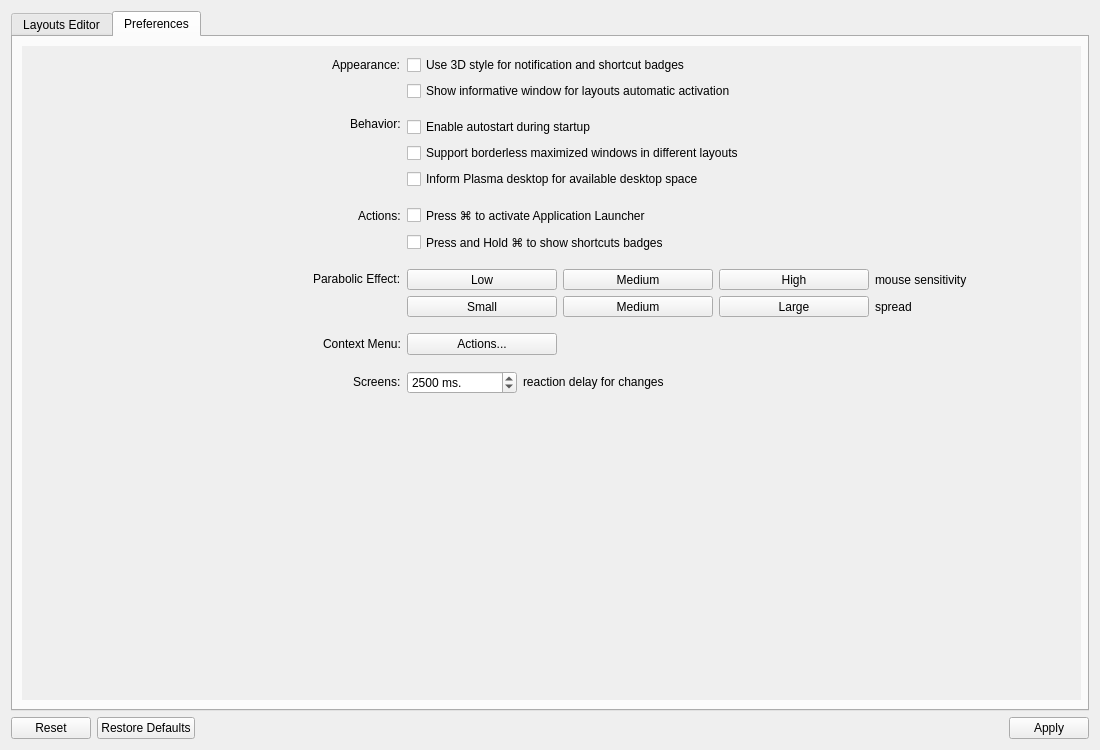
The window that app/settings/settingsdialog/settingsdialog.ui (KDE/latte-dock) describes before a commit, drawn with Qt 5.
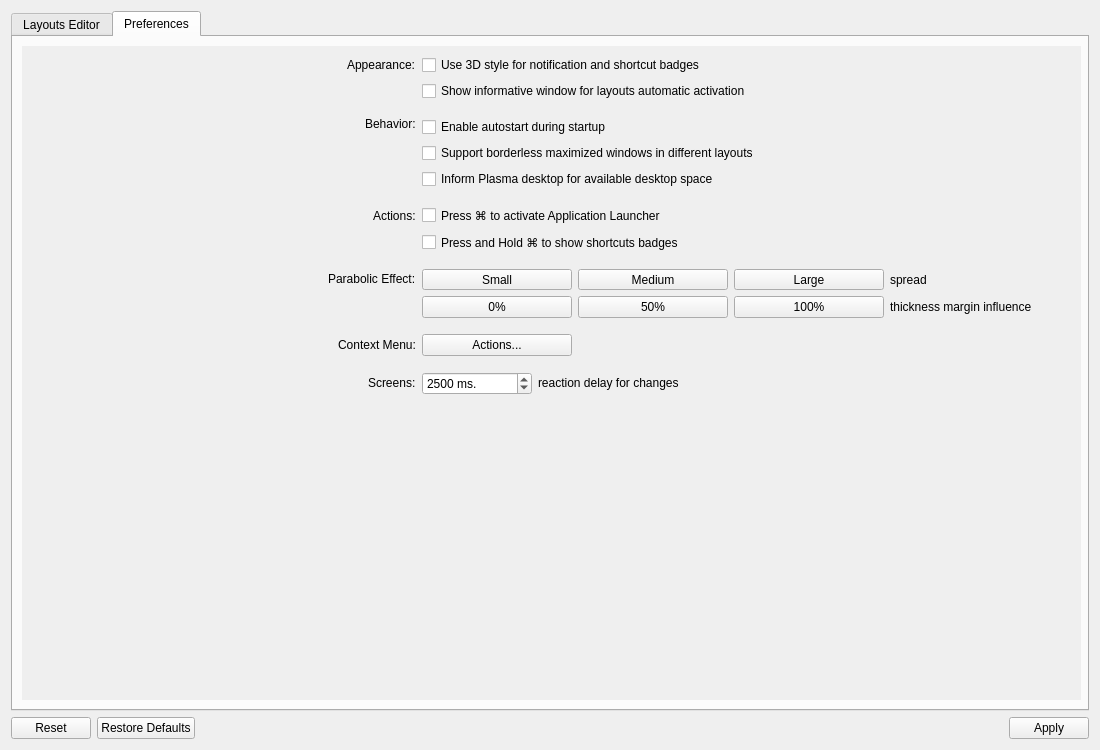
The same window after the commit. The open tabs and pages were chosen to show the change. Icons and pictures are not drawn. Custom widgets are drawn as their Qt base class.

Commit message: introduce thickness margin influence option

```diff
--- a/app/settings/settingsdialog/settingsdialog.ui
+++ b/app/settings/settingsdialog/settingsdialog.ui
@@ -533,59 +533,7 @@
           </property>
           <layout class="QVBoxLayout" name="verticalLayout_4">
            <item>
-            <layout class="QGridLayout" name="preferencesGridLayout" columnstretch="5,9">
-             <item row="5" column="1">
-              <widget class="QCheckBox" name="broadcastGeomChkBox">
-               <property name="text">
-                <string>Inform Plasma desktop for available desktop space</string>
-               </property>
-              </widget>
-             </item>
-             <item row="4" column="1">
-              <widget class="QCheckBox" name="noBordersForMaximizedChkBox">
-               <property name="toolTip">
-                <string>Activate support for borderless maximized windows between different layouts</string>
-               </property>
-               <property name="text">
-                <string>Support borderless maximized windows in different layouts</string>
-               </property>
-              </widget>
-             </item>
-             <item row="17" column="0">
-              <layout class="QHBoxLayout" name="plasmaThemeHeaderRowLayout"/>
-             </item>
-             <item row="14" column="1">
-              <spacer name="verticalSpacer_14">
-               <property name="orientation">
-                <enum>Qt::Vertical</enum>
-               </property>
-               <property name="sizeType">
-                <enum>QSizePolicy::Fixed</enum>
-               </property>
-               <property name="sizeHint" stdset="0">
-                <size>
-                 <width>20</width>
-                 <height>10</height>
-                </size>
-               </property>
-              </spacer>
-             </item>
-             <item row="16" column="1">
-              <spacer name="verticalSpacer_11">
-               <property name="orientation">
-                <enum>Qt::Vertical</enum>
-               </property>
-               <property name="sizeType">
-                <enum>QSizePolicy::Fixed</enum>
-               </property>
-               <property name="sizeHint" stdset="0">
-                <size>
-                 <width>20</width>
-                 <height>10</height>
-                </size>
-               </property>
-              </spacer>
-             </item>
+            <layout class="QGridLayout" name="preferencesGridLayout" columnstretch="5,0">
              <item row="1" column="1">
               <widget class="QCheckBox" name="infoWindowChkBox">
                <property name="toolTip">
@@ -596,39 +544,10 @@
                </property>
               </widget>
              </item>
-             <item row="2" column="1">
-              <spacer name="verticalSpacer_6">
-               <property name="orientation">
-                <enum>Qt::Vertical</enum>
-               </property>
-               <property name="sizeType">
-                <enum>QSizePolicy::Fixed</enum>
-               </property>
-               <property name="sizeHint" stdset="0">
-                <size>
-                 <width>20</width>
-                 <height>10</height>
-                </size>
-               </property>
-              </spacer>
-             </item>
-             <item row="17" column="1">
-              <layout class="QHBoxLayout" name="plasmaThemeRowLayout"/>
-             </item>
-             <item row="8" column="1">
-              <widget class="QCheckBox" name="metaPressHoldChkBox">
-               <property name="toolTip">
-                <string>Press and hold ⌘ to show shortcuts badges for applets and tasks</string>
-               </property>
-               <property name="text">
-                <string>Press and Hold ⌘ to show shortcuts badges</string>
-               </property>
-              </widget>
-             </item>
-             <item row="15" column="0">
-              <layout class="QHBoxLayout" name="screensHeaderRowLayout">
+             <item row="10" column="0">
+              <layout class="QHBoxLayout" name="parabolicHeaderRowLayout">
                <item>
-                <spacer name="horizontalSpacer_8">
+                <spacer name="horizontalSpacer_7">
                  <property name="orientation">
                   <enum>Qt::Horizontal</enum>
                  </property>
@@ -641,7 +560,7 @@
                 </spacer>
                </item>
                <item>
-                <widget class="QLabel" name="screensLbl">
+                <widget class="QLabel" name="parabolicEffectLbl">
                  <property name="sizePolicy">
                   <sizepolicy hsizetype="Minimum" vsizetype="Fixed">
                    <horstretch>0</horstretch>
@@ -649,7 +568,7 @@
                   </sizepolicy>
                  </property>
                  <property name="text">
-                  <string>Screens:</string>
+                  <string>Parabolic Effect:</string>
                  </property>
                  <property name="alignment">
                   <set>Qt::AlignLeading|Qt::AlignLeft|Qt::AlignVCenter</set>
@@ -658,59 +577,7 @@
                </item>
               </layout>
              </item>
-             <item row="7" column="1">
-              <widget class="QCheckBox" name="metaPressChkBox">
-               <property name="toolTip">
-                <string>Forward ⌘ press from KWin to Latte in order to activate Application Launcher. It is suggested to disable that option if you remove Latte.</string>
-               </property>
-               <property name="text">
-                <string>Press ⌘ to activate Application Launcher</string>
-               </property>
-              </widget>
-             </item>
-             <item row="13" column="1">
-              <layout class="QHBoxLayout" name="horizontalLayout_7">
-               <item>
-                <widget class="QPushButton" name="contextMenuActionsBtn">
-                 <property name="sizePolicy">
-                  <sizepolicy hsizetype="Preferred" vsizetype="Fixed">
-                   <horstretch>0</horstretch>
-                   <verstretch>0</verstretch>
-                  </sizepolicy>
-                 </property>
-                 <property name="minimumSize">
-                  <size>
-                   <width>150</width>
-                   <height>0</height>
-                  </size>
-                 </property>
-                 <property name="maximumSize">
-                  <size>
-                   <width>16777215</width>
-                   <height>16777215</height>
-                  </size>
-                 </property>
-                 <property name="text">
-                  <string>Actions...</string>
-                 </property>
-                </widget>
-               </item>
-               <item>
-                <spacer name="horizontalSpacer_11">
-                 <property name="orientation">
-                  <enum>Qt::Horizontal</enum>
-                 </property>
-                 <property name="sizeHint" stdset="0">
-                  <size>
-                   <width>40</width>
-                   <height>20</height>
-                  </size>
-                 </property>
-                </spacer>
-               </item>
-              </layout>
-             </item>
-             <item row="11" column="1">
+             <item row="10" column="1">
               <layout class="QHBoxLayout" name="horizontalLayout_8">
                <item>
                 <widget class="QToolButton" name="smallParabolicBtn">
@@ -818,10 +685,143 @@
                </item>
               </layout>
              </item>
-             <item row="13" column="0">
-              <layout class="QHBoxLayout" name="contextMenuRowLayout">
+             <item row="20" column="0">
+              <layout class="QHBoxLayout" name="plasmaThemeHeaderRowLayout"/>
+             </item>
+             <item row="6" column="1">
+              <spacer name="verticalSpacer_7">
+               <property name="orientation">
+                <enum>Qt::Vertical</enum>
+               </property>
+               <property name="sizeType">
+                <enum>QSizePolicy::Fixed</enum>
+               </property>
+               <property name="sizeHint" stdset="0">
+                <size>
+                 <width>20</width>
+                 <height>10</height>
+                </size>
+               </property>
+              </spacer>
+             </item>
+             <item row="15" column="1">
+              <spacer name="verticalSpacer_9">
+               <property name="orientation">
+                <enum>Qt::Vertical</enum>
+               </property>
+               <property name="sizeType">
+                <enum>QSizePolicy::Fixed</enum>
+               </property>
+               <property name="sizeHint" stdset="0">
+                <size>
+                 <width>20</width>
+                 <height>10</height>
+                </size>
+               </property>
+              </spacer>
+             </item>
+             <item row="3" column="1">
+              <widget class="QCheckBox" name="autostartChkBox">
+               <property name="toolTip">
+                <string>Start the application automatically after each relogin</string>
+               </property>
+               <property name="text">
+                <string>Enable autostart during startup</string>
+               </property>
+              </widget>
+             </item>
+             <item row="17" column="1">
+              <spacer name="verticalSpacer_14">
+               <property name="orientation">
+                <enum>Qt::Vertical</enum>
+               </property>
+               <property name="sizeType">
+                <enum>QSizePolicy::Fixed</enum>
+               </property>
+               <property name="sizeHint" stdset="0">
+                <size>
+                 <width>20</width>
+                 <height>10</height>
+                </size>
+               </property>
+              </spacer>
+             </item>
+             <item row="8" column="1">
+              <widget class="QCheckBox" name="metaPressHoldChkBox">
+               <property name="toolTip">
+                <string>Press and hold ⌘ to show shortcuts badges for applets and tasks</string>
+               </property>
+               <property name="text">
+                <string>Press and Hold ⌘ to show shortcuts badges</string>
+               </property>
+              </widget>
+             </item>
+             <item row="0" column="1">
+              <widget class="QCheckBox" name="badges3DStyleChkBox">
+               <property name="text">
+                <string>Use 3D style for notification and shortcut badges</string>
+               </property>
+              </widget>
+             </item>
+             <item row="12" column="1">
+              <layout class="QHBoxLayout" name="marginInfluenceRowLayout">
                <item>
-                <spacer name="horizontalSpacer_10">
+                <widget class="QPushButton" name="noMarginInfluenceBtn">
+                 <property name="minimumSize">
+                  <size>
+                   <width>150</width>
+                   <height>0</height>
+                  </size>
+                 </property>
+                 <property name="text">
+                  <string notr="true">0%</string>
+                 </property>
+                 <property name="checkable">
+                  <bool>true</bool>
+                 </property>
+                </widget>
+               </item>
+               <item>
+                <widget class="QPushButton" name="halfMarginInfluenceBtn">
+                 <property name="minimumSize">
+                  <size>
+                   <width>150</width>
+                   <height>0</height>
+                  </size>
+                 </property>
+                 <property name="text">
+                  <string notr="true">50%</string>
+                 </property>
+                 <property name="checkable">
+                  <bool>true</bool>
+                 </property>
+                </widget>
+               </item>
+               <item>
+                <widget class="QPushButton" name="fullMarginInfluenceBtn">
+                 <property name="minimumSize">
+                  <size>
+                   <width>150</width>
+                   <height>0</height>
+                  </size>
+                 </property>
+                 <property name="text">
+                  <string notr="true">100%</string>
+                 </property>
+                 <property name="checkable">
+                  <bool>true</bool>
+                 </property>
+                </widget>
+               </item>
+               <item>
+                <widget class="QLabel" name="marginInfluenceLbl">
+                 <property name="text">
+                  <string notr="true">thickness margin influence</string>
+                 </property>
+                </widget>
+               </item>
+               <item>
+                <spacer name="horizontalSpacer_13">
                  <property name="orientation">
                   <enum>Qt::Horizontal</enum>
                  </property>
@@ -833,15 +833,15 @@
                  </property>
                 </spacer>
                </item>
-               <item>
-                <widget class="QLabel" name="contextMenuLbl">
-                 <property name="text">
-                  <string>Context Menu:</string>
-                 </property>
-                </widget>
-               </item>
               </layout>
              </item>
+             <item row="5" column="1">
+              <widget class="QCheckBox" name="broadcastGeomChkBox">
+               <property name="text">
+                <string>Inform Plasma desktop for available desktop space</string>
+               </property>
+              </widget>
+             </item>
              <item row="3" column="0">
               <layout class="QHBoxLayout" name="behaviorHeaderRowLayout">
                <item>
@@ -875,124 +875,44 @@
                </item>
               </layout>
              </item>
-             <item row="10" column="1">
-              <layout class="QHBoxLayout" name="mouseSensitivityRowLayout">
+             <item row="2" column="1">
+              <spacer name="verticalSpacer_6">
+               <property name="orientation">
+                <enum>Qt::Vertical</enum>
+               </property>
+               <property name="sizeType">
+                <enum>QSizePolicy::Fixed</enum>
+               </property>
+               <property name="sizeHint" stdset="0">
+                <size>
+                 <width>20</width>
+                 <height>10</height>
+                </size>
+               </property>
+              </spacer>
+             </item>
+             <item row="16" column="0">
+              <layout class="QHBoxLayout" name="contextMenuRowLayout">
                <item>
-                <widget class="QToolButton" name="lowSensitivityBtn">
-                 <property name="sizePolicy">
-                  <sizepolicy hsizetype="Preferred" vsizetype="Fixed">
-                   <horstretch>0</horstretch>
-                   <verstretch>0</verstretch>
-                  </sizepolicy>
-                 </property>
-                 <property name="minimumSize">
-                  <size>
-                   <width>150</width>
-                   <height>0</height>
-                  </size>
-                 </property>
-                 <property name="maximumSize">
-                  <size>
-                   <width>150</width>
-                   <height>16777215</height>
-                  </size>
-                 </property>
-                 <property name="toolTip">
-                  <string>Low sensitivity for parabolic effect (low cpu usage and performance)</string>
-                 </property>
-                 <property name="text">
-                  <string comment="low sensitivity">Low</string>
-                 </property>
-                 <property name="checkable">
-                  <bool>true</bool>
-                 </property>
-                </widget>
-               </item>
-               <item>
-                <widget class="QToolButton" name="mediumSensitivityBtn">
-                 <property name="sizePolicy">
-                  <sizepolicy hsizetype="Preferred" vsizetype="Fixed">
-                   <horstretch>0</horstretch>
-                   <verstretch>0</verstretch>
-                  </sizepolicy>
-                 </property>
-                 <property name="minimumSize">
-                  <size>
-                   <width>150</width>
-                   <height>0</height>
-                  </size>
-                 </property>
-                 <property name="maximumSize">
-                  <size>
-                   <width>150</width>
-                   <height>16777215</height>
-                  </size>
-                 </property>
-                 <property name="toolTip">
-                  <string>Medium sensitivity for parabolic effect (normal cpu usage and performance)</string>
-                 </property>
-                 <property name="text">
-                  <string comment="medium sensitivity">Medium</string>
-                 </property>
-                 <property name="checkable">
-                  <bool>true</bool>
-                 </property>
-                </widget>
-               </item>
-               <item>
-                <widget class="QToolButton" name="highSensitivityBtn">
-                 <property name="sizePolicy">
-                  <sizepolicy hsizetype="Preferred" vsizetype="Fixed">
-                   <horstretch>0</horstretch>
-                   <verstretch>0</verstretch>
-                  </sizepolicy>
-                 </property>
-                 <property name="minimumSize">
-                  <size>
-                   <width>150</width>
-                   <height>0</height>
-                  </size>
-                 </property>
-                 <property name="maximumSize">
-                  <size>
-                   <width>150</width>
-                   <height>16777215</height>
-                  </size>
-                 </property>
-                 <property name="toolTip">
-                  <string>High sensitivity for parabolic effect (high cpu usage and performance)</string>
-                 </property>
-                 <property name="text">
-                  <string comment="high sensitivity">High</string>
-                 </property>
-                 <property name="checkable">
-                  <bool>true</bool>
-                 </property>
-                </widget>
-               </item>
-               <item>
-                <widget class="QLabel" name="mouseSensitivityLbl">
-                 <property name="text">
-                  <string>mouse sensitivity</string>
-                 </property>
-                </widget>
-               </item>
-               <item>
-                <spacer name="horizontalSpacer_3">
+                <spacer name="horizontalSpacer_10">
                  <property name="orientation">
                   <enum>Qt::Horizontal</enum>
                  </property>
-                 <property name="sizeType">
-                  <enum>QSizePolicy::Expanding</enum>
-                 </property>
                  <property name="sizeHint" stdset="0">
                   <size>
-                   <width>60</width>
+                   <width>40</width>
                    <height>20</height>
                   </size>
                  </property>
                 </spacer>
                </item>
+               <item>
+                <widget class="QLabel" name="contextMenuLbl">
+                 <property name="text">
+                  <string>Context Menu:</string>
+                 </property>
+                </widget>
+               </item>
               </layout>
              </item>
              <item row="7" column="0">
@@ -1022,7 +942,82 @@
                </item>
               </layout>
              </item>
-             <item row="15" column="1">
+             <item row="16" column="1">
+              <layout class="QHBoxLayout" name="horizontalLayout_7">
+               <item>
+                <widget class="QPushButton" name="contextMenuActionsBtn">
+                 <property name="sizePolicy">
+                  <sizepolicy hsizetype="Preferred" vsizetype="Fixed">
+                   <horstretch>0</horstretch>
+                   <verstretch>0</verstretch>
+                  </sizepolicy>
+                 </property>
+                 <property name="minimumSize">
+                  <size>
+                   <width>150</width>
+                   <height>0</height>
+                  </size>
+                 </property>
+                 <property name="maximumSize">
+                  <size>
+                   <width>16777215</width>
+                   <height>16777215</height>
+                  </size>
+                 </property>
+                 <property name="text">
+                  <string>Actions...</string>
+                 </property>
+                </widget>
+               </item>
+               <item>
+                <spacer name="horizontalSpacer_11">
+                 <property name="orientation">
+                  <enum>Qt::Horizontal</enum>
+                 </property>
+                 <property name="sizeHint" stdset="0">
+                  <size>
+                   <width>40</width>
+                   <height>20</height>
+                  </size>
+                 </property>
+                </spacer>
+               </item>
+              </layout>
+             </item>
+             <item row="18" column="0">
+              <layout class="QHBoxLayout" name="screensHeaderRowLayout">
+               <item>
+                <spacer name="horizontalSpacer_8">
+                 <property name="orientation">
+                  <enum>Qt::Horizontal</enum>
+                 </property>
+                 <property name="sizeHint" stdset="0">
+                  <size>
+                   <width>40</width>
+                   <height>20</height>
+                  </size>
+                 </property>
+                </spacer>
+               </item>
+               <item>
+                <widget class="QLabel" name="screensLbl">
+                 <property name="sizePolicy">
+                  <sizepolicy hsizetype="Minimum" vsizetype="Fixed">
+                   <horstretch>0</horstretch>
+                   <verstretch>0</verstretch>
+                  </sizepolicy>
+                 </property>
+                 <property name="text">
+                  <string>Screens:</string>
+                 </property>
+                 <property name="alignment">
+                  <set>Qt::AlignLeading|Qt::AlignLeft|Qt::AlignVCenter</set>
+                 </property>
+                </widget>
+               </item>
+              </layout>
+             </item>
+             <item row="18" column="1">
               <layout class="QHBoxLayout" name="screenDelayRowLayout">
                <item>
                 <widget class="QSpinBox" name="screenTrackerSpinBox">
@@ -1106,85 +1101,13 @@
                </item>
               </layout>
              </item>
-             <item row="10" column="0">
-              <layout class="QHBoxLayout" name="parabolicHeaderRowLayout">
-               <item>
-                <spacer name="horizontalSpacer_7">
-                 <property name="orientation">
-                  <enum>Qt::Horizontal</enum>
-                 </property>
-                 <property name="sizeHint" stdset="0">
-                  <size>
-                   <width>40</width>
-                   <height>20</height>
-                  </size>
-                 </property>
-                </spacer>
-               </item>
-               <item>
-                <widget class="QLabel" name="parabolicEffectLbl">
-                 <property name="sizePolicy">
-                  <sizepolicy hsizetype="Minimum" vsizetype="Fixed">
-                   <horstretch>0</horstretch>
-                   <verstretch>0</verstretch>
-                  </sizepolicy>
-                 </property>
-                 <property name="text">
-                  <string>Parabolic Effect:</string>
-                 </property>
-                 <property name="alignment">
-                  <set>Qt::AlignLeading|Qt::AlignLeft|Qt::AlignVCenter</set>
-                 </property>
-                </widget>
-               </item>
-              </layout>
-             </item>
-             <item row="9" column="1">
-              <spacer name="verticalSpacer_8">
-               <property name="orientation">
-                <enum>Qt::Vertical</enum>
-               </property>
-               <property name="sizeType">
-                <enum>QSizePolicy::Fixed</enum>
-               </property>
-               <property name="sizeHint" stdset="0">
-                <size>
-                 <width>20</width>
-                 <height>10</height>
-                </size>
-               </property>
-              </spacer>
-             </item>
-             <item row="0" column="1">
-              <widget class="QCheckBox" name="badges3DStyleChkBox">
-               <property name="text">
-                <string>Use 3D style for notification and shortcut badges</string>
-               </property>
-              </widget>
-             </item>
-             <item row="6" column="1">
-              <spacer name="verticalSpacer_7">
-               <property name="orientation">
-                <enum>Qt::Vertical</enum>
-               </property>
-               <property name="sizeType">
-                <enum>QSizePolicy::Fixed</enum>
-               </property>
-               <property name="sizeHint" stdset="0">
-                <size>
-                 <width>20</width>
-                 <height>10</height>
-                </size>
-               </property>
-              </spacer>
-             </item>
-             <item row="3" column="1">
-              <widget class="QCheckBox" name="autostartChkBox">
+             <item row="4" column="1">
+              <widget class="QCheckBox" name="noBordersForMaximizedChkBox">
                <property name="toolTip">
                 <string>Start the application automatically after each relogin</string>
                </property>
                <property name="text">
-                <string>Enable autostart during startup</string>
+                <string>Support borderless maximized windows in different layouts</string>
                </property>
               </widget>
              </item>
@@ -1215,8 +1138,8 @@
                </item>
               </layout>
              </item>
-             <item row="12" column="1">
-              <spacer name="verticalSpacer_9">
+             <item row="9" column="1">
+              <spacer name="verticalSpacer_8">
                <property name="orientation">
                 <enum>Qt::Vertical</enum>
                </property>
@@ -1231,6 +1154,35 @@
                </property>
               </spacer>
              </item>
+             <item row="20" column="1">
+              <layout class="QHBoxLayout" name="plasmaThemeRowLayout"/>
+             </item>
+             <item row="19" column="1">
+              <spacer name="verticalSpacer_11">
+               <property name="orientation">
+                <enum>Qt::Vertical</enum>
+               </property>
+               <property name="sizeType">
+                <enum>QSizePolicy::Fixed</enum>
+               </property>
+               <property name="sizeHint" stdset="0">
+                <size>
+                 <width>20</width>
+                 <height>10</height>
+                </size>
+               </property>
+              </spacer>
+             </item>
+             <item row="7" column="1">
+              <widget class="QCheckBox" name="metaPressChkBox">
+               <property name="toolTip">
+                <string>Forward ⌘ press from KWin to Latte in order to activate Application Launcher. It is suggested to disable that option if you remove Latte.</string>
+               </property>
+               <property name="text">
+                <string>Press ⌘ to activate Application Launcher</string>
+               </property>
+              </widget>
+             </item>
             </layout>
            </item>
           </layout>
```
Left out of the diff: 2 changed lines with no effect on the pictures. The commit also changes 7 other files.
